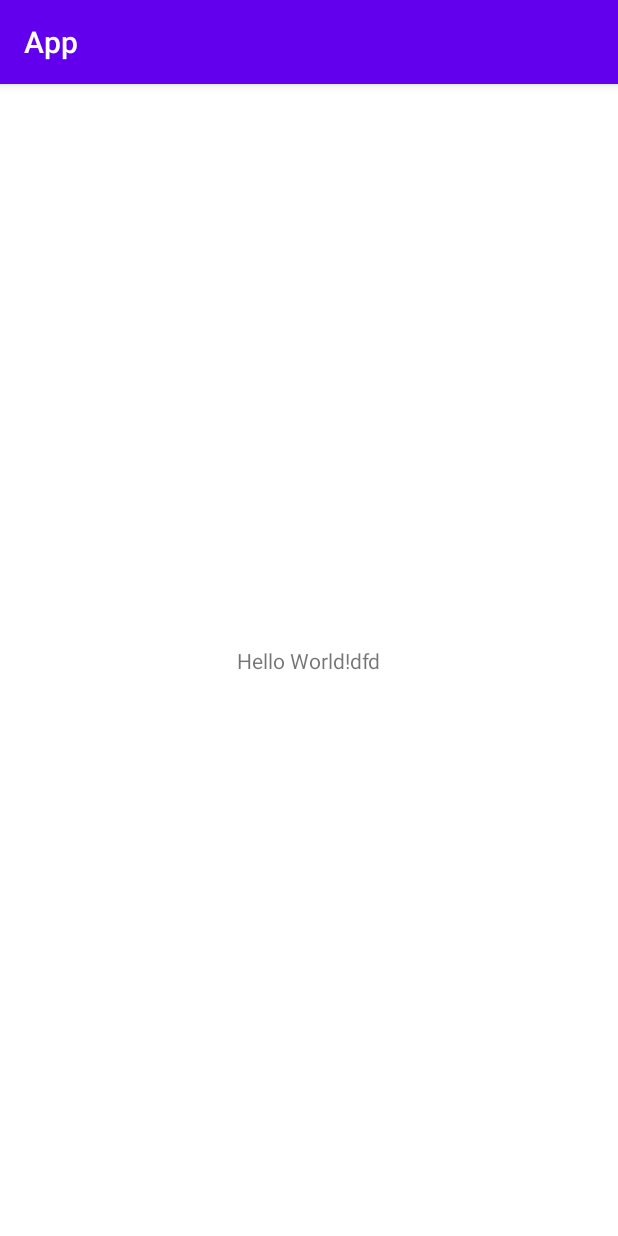
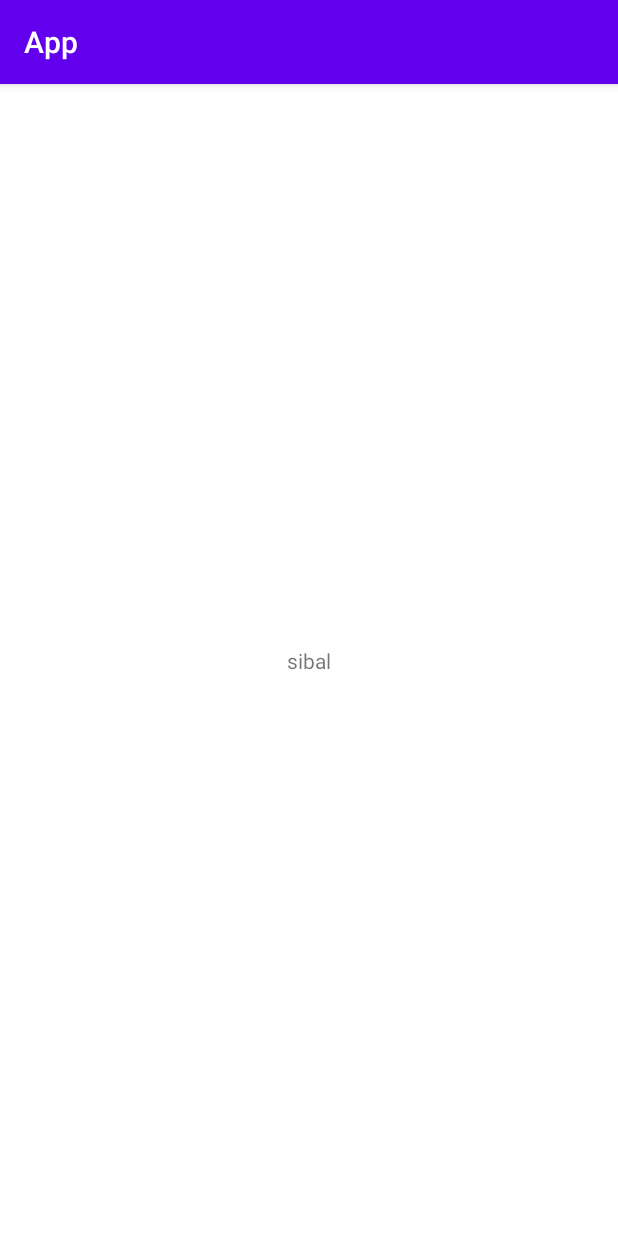
Before and after one commit to son-yu-seoung/2022_KIKOM, an Android app: the screen it shows after launch (MainActivity), on a phone screen of 412 x 824 dp. Run offline under Robolectric (Android 15) with nearby library versions, the phone set to English and light mode, and no system bars.

```diff
--- a/App/app/src/main/res/layout/activity_main.xml
+++ b/App/app/src/main/res/layout/activity_main.xml
@@ -9,7 +9,7 @@
     <TextView
         android:layout_width="wrap_content"
         android:layout_height="wrap_content"
-        android:text="Hello World!dfd"
+        android:text="sibal"
         app:layout_constraintBottom_toBottomOf="parent"
         app:layout_constraintLeft_toLeftOf="parent"
         app:layout_constraintRight_toRightOf="parent"
```
